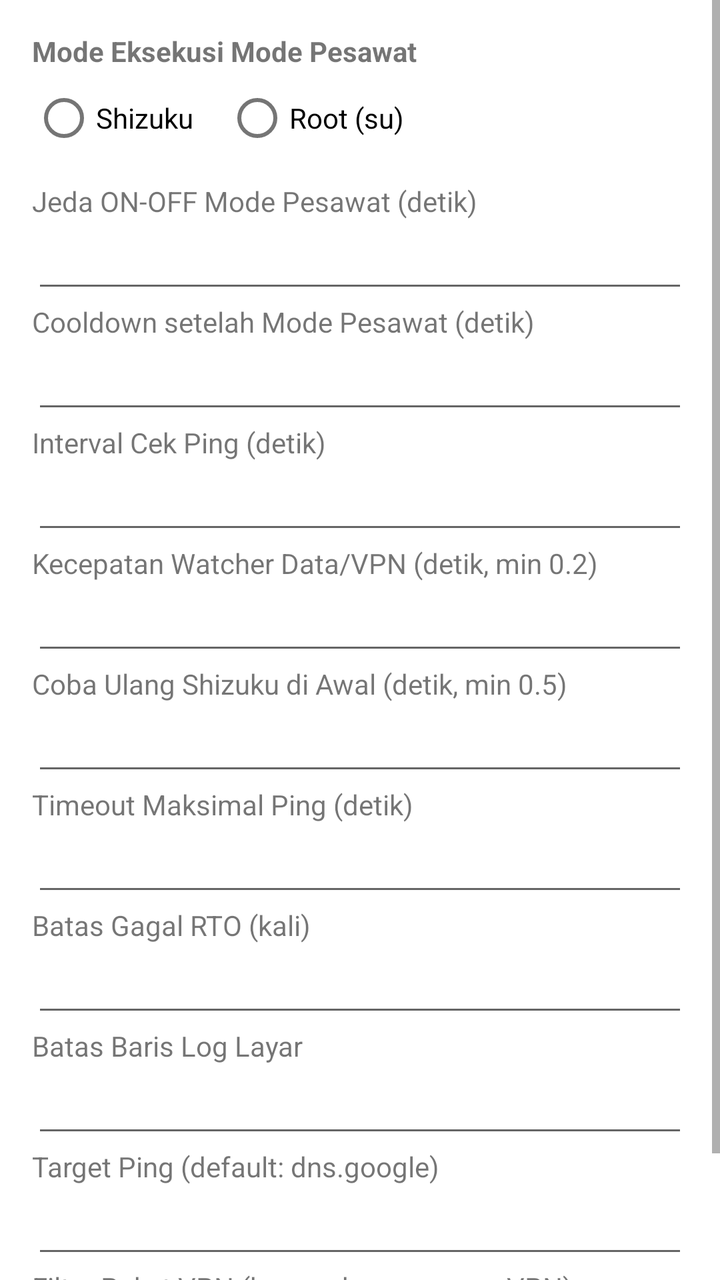
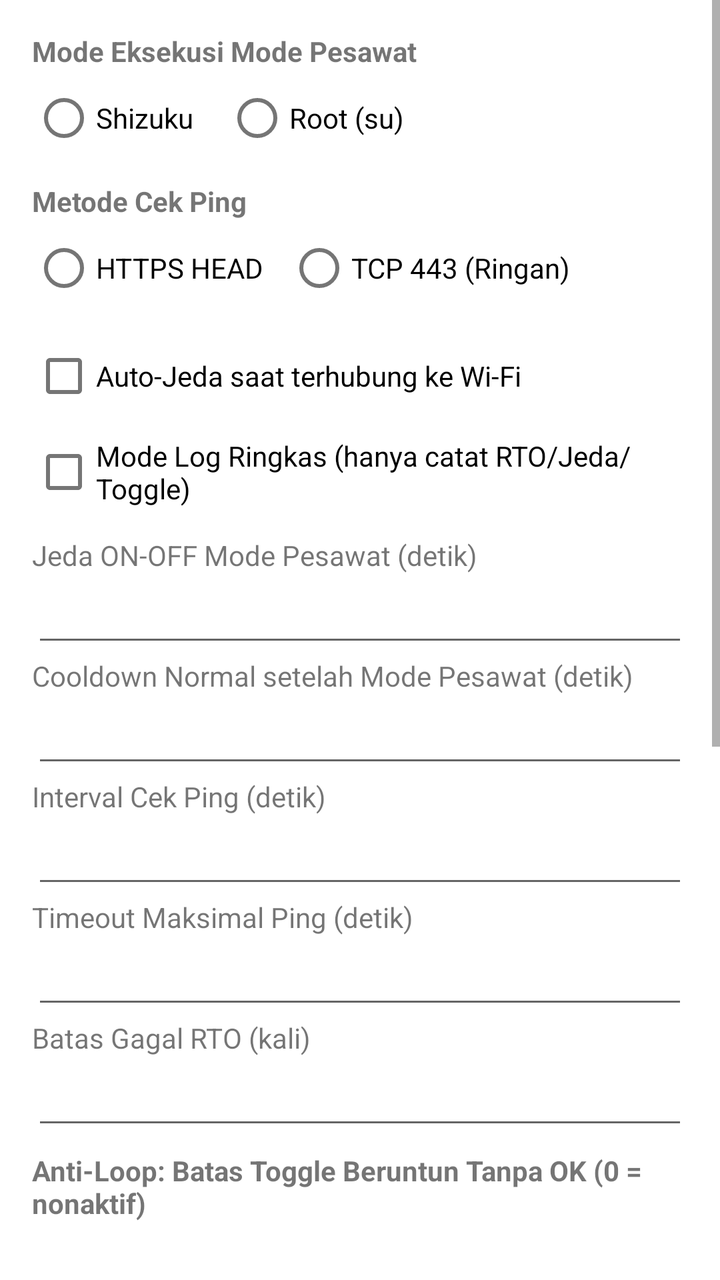

Compare the two renders of this Android layout. The source of the first and the diff that turns it into the second are given below.
<!-- AndroidManifest.xml: application theme Theme.PingIP -->
<!-- res/layout/dialog_settings.xml -->
<?xml version="1.0" encoding="utf-8"?>
<ScrollView xmlns:android="http://schemas.android.com/apk/res/android"
    android:layout_width="match_parent"
    android:layout_height="wrap_content">

    <LinearLayout
        android:layout_width="match_parent"
        android:layout_height="wrap_content"
        android:orientation="vertical"
        android:padding="16dp">

        <TextView
            android:layout_width="match_parent"
            android:layout_height="wrap_content"
            android:text="Mode Eksekusi Mode Pesawat"
            android:textStyle="bold" />

        <RadioGroup
            android:layout_width="match_parent"
            android:layout_height="wrap_content"
            android:layout_marginBottom="8dp"
            android:orientation="horizontal">

            <RadioButton
                android:id="@+id/rbShizuku"
                android:layout_width="wrap_content"
                android:layout_height="wrap_content"
                android:layout_marginEnd="16dp"
                android:text="Shizuku" />

            <RadioButton
                android:id="@+id/rbRoot"
                android:layout_width="wrap_content"
                android:layout_height="wrap_content"
                android:text="Root (su)" />
        </RadioGroup>

        <TextView
            android:layout_width="match_parent"
            android:layout_height="wrap_content"
            android:text="Jeda ON-OFF Mode Pesawat (detik)" />
        <EditText
            android:id="@+id/etAirplaneDelay"
            android:layout_width="match_parent"
            android:layout_height="wrap_content"
            android:inputType="numberDecimal" />

        <TextView
            android:layout_width="match_parent"
            android:layout_height="wrap_content"
            android:text="Cooldown setelah Mode Pesawat (detik)" />
        <EditText
            android:id="@+id/etCooldown"
            android:layout_width="match_parent"
            android:layout_height="wrap_content"
            android:inputType="numberDecimal" />

        <TextView
            android:layout_width="match_parent"
            android:layout_height="wrap_content"
            android:text="Interval Cek Ping (detik)" />
        <EditText
            android:id="@+id/etInterval"
            android:layout_width="match_parent"
            android:layout_height="wrap_content"
            android:inputType="numberDecimal" />

        <TextView
            android:layout_width="match_parent"
            android:layout_height="wrap_content"
            android:text="Kecepatan Watcher Data/VPN (detik, min 0.2)" />
        <EditText
            android:id="@+id/etWatcherInterval"
            android:layout_width="match_parent"
            android:layout_height="wrap_content"
            android:inputType="numberDecimal" />

        <TextView
            android:layout_width="match_parent"
            android:layout_height="wrap_content"
            android:text="Coba Ulang Shizuku di Awal (detik, min 0.5)" />
        <EditText
            android:id="@+id/etShizukuRetry"
            android:layout_width="match_parent"
            android:layout_height="wrap_content"
            android:inputType="numberDecimal" />

        <TextView
            android:layout_width="match_parent"
            android:layout_height="wrap_content"
            android:text="Timeout Maksimal Ping (detik)" />
        <EditText
            android:id="@+id/etTimeout"
            android:layout_width="match_parent"
            android:layout_height="wrap_content"
            android:inputType="numberDecimal" />

        <TextView
            android:layout_width="match_parent"
            android:layout_height="wrap_content"
            android:text="Batas Gagal RTO (kali)" />
        <EditText
            android:id="@+id/etMaxFail"
            android:layout_width="match_parent"
            android:layout_height="wrap_content"
            android:inputType="number" />

        <TextView
            android:layout_width="match_parent"
            android:layout_height="wrap_content"
            android:text="Batas Baris Log Layar" />
        <EditText
            android:id="@+id/etMaxLines"
            android:layout_width="match_parent"
            android:layout_height="wrap_content"
            android:inputType="number" />

        <TextView
            android:layout_width="match_parent"
            android:layout_height="wrap_content"
            android:text="Target Ping (default: dns.google)" />
        <EditText
            android:id="@+id/etTarget"
            android:layout_width="match_parent"
            android:layout_height="wrap_content"
            android:inputType="textUri" />

        <TextView
            android:layout_width="match_parent"
            android:layout_height="wrap_content"
            android:text="Filter Paket VPN (kosongkan = semua VPN)" />
        <EditText
            android:id="@+id/etVpnPkg"
            android:layout_width="match_parent"
            android:layout_height="wrap_content"
            android:hint="xyz.easypro.httpcustom"
            android:inputType="text" />
    </LinearLayout>
</ScrollView>
<!-- resources referenced by this layout -->
<resources>
  <style name="Theme.PingIP" parent="Theme.MaterialComponents.DayNight.NoActionBar">
          <item name="colorPrimary">@color/accent_teal</item>
          <item name="colorPrimaryVariant">@color/bg_dark</item>
          <item name="colorOnPrimary">@color/text_primary</item>
          <item name="android:statusBarColor">@color/bg_dark</item>
          <item name="android:navigationBarColor">@color/bg_dark</item>
      </style>
  <color name="accent_teal">#0D9488</color>
  <color name="bg_dark">#0F172A</color>
  <color name="text_primary">#F8FAFC</color>
</resources>

<!-- the commit's change to res/layout/dialog_settings.xml (unified diff, before → after) -->
@@ -38,6 +38,45 @@
         <TextView
             android:layout_width="match_parent"
             android:layout_height="wrap_content"
+            android:text="Metode Cek Ping"
+            android:textStyle="bold" />
+
+        <RadioGroup
+            android:layout_width="match_parent"
+            android:layout_height="wrap_content"
+            android:layout_marginBottom="6dp"
+            android:orientation="horizontal">
+
+            <RadioButton
+                android:id="@+id/rbHttps"
+                android:layout_width="wrap_content"
+                android:layout_height="wrap_content"
+                android:layout_marginEnd="12dp"
+                android:text="HTTPS HEAD" />
+
+            <RadioButton
+                android:id="@+id/rbTcp"
+                android:layout_width="wrap_content"
+                android:layout_height="wrap_content"
+                android:text="TCP 443 (Ringan)" />
+        </RadioGroup>
+
+        <CheckBox
+            android:id="@+id/cbPauseWifi"
+            android:layout_width="match_parent"
+            android:layout_height="wrap_content"
+            android:text="Auto-Jeda saat terhubung ke Wi-Fi" />
+
+        <CheckBox
+            android:id="@+id/cbCompactLog"
+            android:layout_width="match_parent"
+            android:layout_height="wrap_content"
+            android:layout_marginBottom="8dp"
+            android:text="Mode Log Ringkas (hanya catat RTO/Jeda/Toggle)" />
+
+        <TextView
+            android:layout_width="match_parent"
+            android:layout_height="wrap_content"
             android:text="Jeda ON-OFF Mode Pesawat (detik)" />
         <EditText
             android:id="@+id/etAirplaneDelay"
@@ -48,7 +87,7 @@
         <TextView
             android:layout_width="match_parent"
             android:layout_height="wrap_content"
-            android:text="Cooldown setelah Mode Pesawat (detik)" />
+            android:text="Cooldown Normal setelah Mode Pesawat (detik)" />
         <EditText
             android:id="@+id/etCooldown"
             android:layout_width="match_parent"
@@ -68,7 +107,50 @@
         <TextView
             android:layout_width="match_parent"
             android:layout_height="wrap_content"
-            android:text="Kecepatan Watcher Data/VPN (detik, min 0.2)" />
+            android:text="Timeout Maksimal Ping (detik)" />
+        <EditText
+            android:id="@+id/etTimeout"
+            android:layout_width="match_parent"
+            android:layout_height="wrap_content"
+            android:inputType="numberDecimal" />
+
+        <TextView
+            android:layout_width="match_parent"
+            android:layout_height="wrap_content"
+            android:text="Batas Gagal RTO (kali)" />
+        <EditText
+            android:id="@+id/etMaxFail"
+            android:layout_width="match_parent"
+            android:layout_height="wrap_content"
+            android:inputType="number" />
+
+        <TextView
+            android:layout_width="match_parent"
+            android:layout_height="wrap_content"
+            android:layout_marginTop="6dp"
+            android:text="Anti-Loop: Batas Toggle Beruntun Tanpa OK (0 = nonaktif)"
+            android:textStyle="bold" />
+        <EditText
+            android:id="@+id/etAntiLoopLimit"
+            android:layout_width="match_parent"
+            android:layout_height="wrap_content"
+            android:inputType="number" />
+
+        <TextView
+            android:layout_width="match_parent"
+            android:layout_height="wrap_content"
+            android:text="Anti-Loop: Cooldown Saat Melambat (detik)" />
+        <EditText
+            android:id="@+id/etAntiLoopCooldown"
+            android:layout_width="match_parent"
+            android:layout_height="wrap_content"
+            android:inputType="numberDecimal" />
+
+        <TextView
+            android:layout_width="match_parent"
+            android:layout_height="wrap_content"
+            android:layout_marginTop="6dp"
+            android:text="Kecepatan Watcher Native (detik, min 0.2)" />
         <EditText
             android:id="@+id/etWatcherInterval"
             android:layout_width="match_parent"
@@ -88,19 +170,9 @@
         <TextView
             android:layout_width="match_parent"
             android:layout_height="wrap_content"
-            android:text="Timeout Maksimal Ping (detik)" />
-        <EditText
-            android:id="@+id/etTimeout"
-            android:layout_width="match_parent"
-            android:layout_height="wrap_content"
-            android:inputType="numberDecimal" />
-
-        <TextView
-            android:layout_width="match_parent"
-            android:layout_height="wrap_content"
-            android:text="Batas Gagal RTO (kali)" />
-        <EditText
-            android:id="@+id/etMaxFail"
+            android:text="Batas Baris Log Layar" />
+        <EditText
+            android:id="@+id/etMaxLines"
             android:layout_width="match_parent"
             android:layout_height="wrap_content"
             android:inputType="number" />
@@ -108,21 +180,22 @@
         <TextView
             android:layout_width="match_parent"
             android:layout_height="wrap_content"
-            android:text="Batas Baris Log Layar" />
-        <EditText
-            android:id="@+id/etMaxLines"
-            android:layout_width="match_parent"
-            android:layout_height="wrap_content"
-            android:inputType="number" />
-
-        <TextView
-            android:layout_width="match_parent"
-            android:layout_height="wrap_content"
-            android:text="Target Ping (default: dns.google)" />
+            android:text="Target Ping Utama (contoh: dns.google atau 1.1.1.1)" />
         <EditText
             android:id="@+id/etTarget"
             android:layout_width="match_parent"
             android:layout_height="wrap_content"
+            android:inputType="textUri" />
+
+        <TextView
+            android:layout_width="match_parent"
+            android:layout_height="wrap_content"
+            android:text="Target Ping Cadangan (opsional, kosong = nonaktif)" />
+        <EditText
+            android:id="@+id/etFallbackTarget"
+            android:layout_width="match_parent"
+            android:layout_height="wrap_content"
+            android:hint="contoh: 1.1.1.1"
             android:inputType="textUri" />
 
         <TextView
